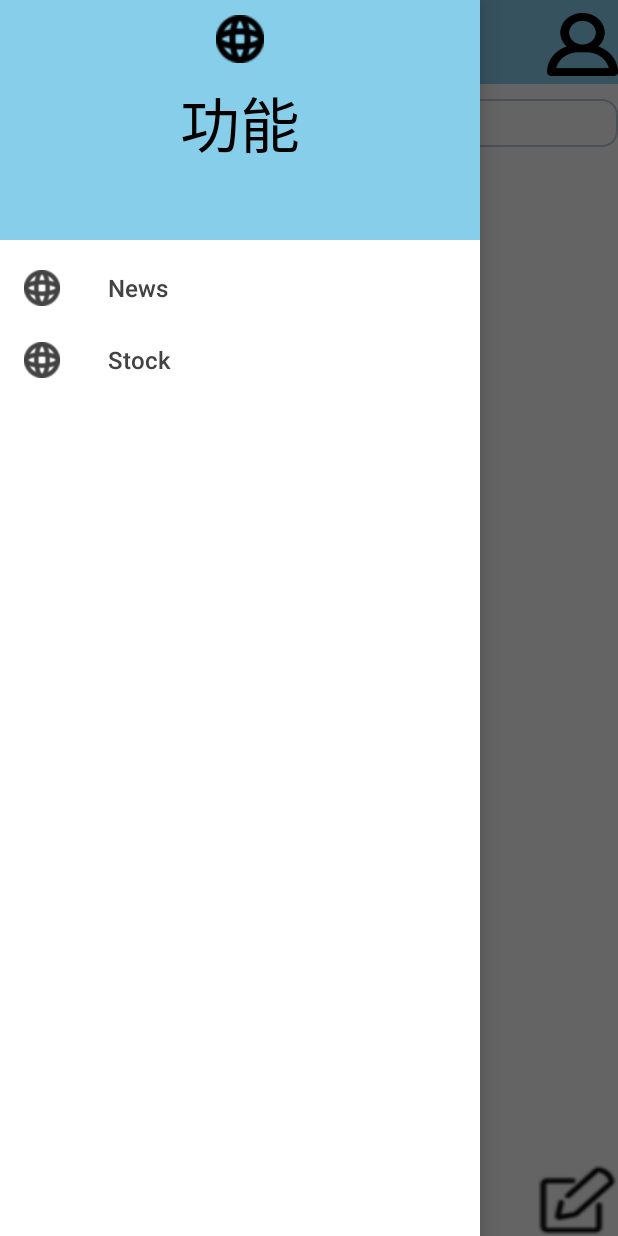
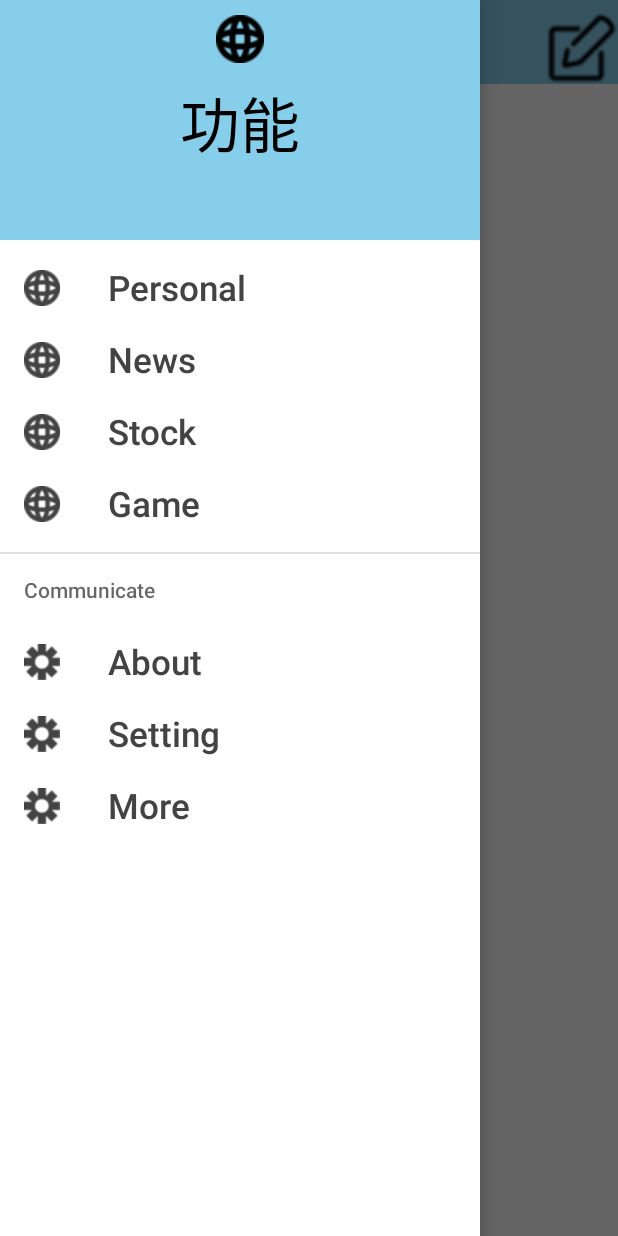
Before and after one commit to henrygao1998/Wordpad, an Android app: the screen it shows after launch (MainActivity), with the side drawer open, on a phone screen of 412 x 824 dp. Run offline under Robolectric (Android 15) with nearby library versions, the phone set to English and light mode, and no system bars.

Commit message:
添加侧边栏事件图标

```diff
--- a/app/build.gradle
+++ b/app/build.gradle
@@ -30,5 +30,7 @@ dependencies {
     androidTestImplementation 'com.android.support.test.espresso:espresso-core:3.0.2'
     implementation 'com.android.support:mediarouter-v7:28.0.0'
     implementation 'org.jsoup:jsoup:1.11.3'
+    implementation 'com.android.support:recyclerview-v7:28.0.0'
+    implementation 'com.chanven.lib:cptr:1.1.0'
 
 }
--- a/app/src/main/AndroidManifest.xml
+++ b/app/src/main/AndroidManifest.xml
@@ -28,8 +28,8 @@
             </intent-filter>
         </activity>
         <activity android:name=".Stock" />
-        <activity android:name=".StockListActivity"/>
-        <activity android:name=".MyListActivity"/>
+        <activity android:name=".StockListActivity" />
+        <activity android:name=".MyListActivity" />
     </application>
 
 </manifest>
--- a/app/src/main/java/com/henry/wordpad/MainActivity.java
+++ b/app/src/main/java/com/henry/wordpad/MainActivity.java
@@ -28,6 +28,7 @@ import android.widget.AbsListView.OnScrollListener;
 import android.widget.AdapterView;
 import android.widget.AdapterView.OnItemClickListener;
 import android.widget.AdapterView.OnItemLongClickListener;
+import android.widget.ArrayAdapter;
 import android.widget.Button;
 import android.widget.EditText;
 import android.widget.ImageView;
@@ -51,12 +52,6 @@ public class MainActivity extends AppCompatActivity implements OnScrollListener,
     private NotesDB DB;
     private SQLiteDatabase dbread;
 
-    private ListView listview1;
-    private List<Map<String, Object>> personalList = new ArrayList<Map<String, Object>>();
-    private List<Map<String, Object>> listItems = new ArrayList<Map<String, Object>>();
-    private EditText editText;
-    private SimpleAdapter adapter;
-
 
     private ImageView mImgMenu;
     /**
@@ -65,8 +60,8 @@ public class MainActivity extends AppCompatActivity implements OnScrollListener,
     private DrawerLayout mDrawerLayout;
     //导航视图
     private NavigationView mNavigationView;
-    Button Btn1;
-    Button Btn2;
+
+    // Button Btn2;
 
 
     @Override
@@ -84,8 +79,8 @@ public class MainActivity extends AppCompatActivity implements OnScrollListener,
 
         initViews();
         initEvents();
-        Btn1 = findViewById(R.id.btn_personal);
-        Btn2 = findViewById(R.id.btn_trash);
+        // Btn1 = findViewById(R.id.btn_personal);
+        // Btn2 = findViewById(R.id.btn_trash);
         addNote = findViewById(R.id.btn_edit);
         addNote.setOnClickListener(new View.OnClickListener() {
             @Override
@@ -108,28 +103,29 @@ public class MainActivity extends AppCompatActivity implements OnScrollListener,
         listview.setOnScrollListener(this);
 
 
-        Btn1.setOnClickListener(new View.OnClickListener()
-
-        {
-            @Override
-            public void onClick(View v) {
-                Intent intent = new Intent();
-                intent.setClass(MainActivity.this, Personal.class);
-                startActivity(intent);
-            }
-        });
-        Btn2.setOnClickListener(new View.OnClickListener()
-
-        {
-            @Override
-            public void onClick(View v) {
-                Intent intent = new Intent();
-                intent.setClass(MainActivity.this, Delete.class);
-                startActivity(intent);
-            }
-        });
+//        Btn1.setOnClickListener(new View.OnClickListener()
+//
+//        {
+//            @Override
+//            public void onClick(View v) {
+//                Intent intent = new Intent();
+//                intent.setClass(MainActivity.this, Personal.class);
+//                startActivity(intent);
+//            }
+//        });
+//        Btn2.setOnClickListener(new View.OnClickListener()
+//
+//        {
+//            @Override
+//            public void onClick(View v) {
+//                Intent intent = new Intent();
+//                intent.setClass(MainActivity.this, Delete.class);
+//                startActivity(intent);
+//            }
+//        });
 
     }
+
 
     private void initViews() {
         mImgMenu = findViewById(R.id.img_menu);
@@ -150,22 +146,28 @@ public class MainActivity extends AppCompatActivity implements OnScrollListener,
             @Override
             public boolean onNavigationItemSelected(@NonNull MenuItem item) {
                 switch (item.getItemId()) {
+                    case R.id.menu_personal:
+                        Intent intent1 = new Intent();
+                        intent1.setClass(MainActivity.this, Personal.class);
+                        startActivity(intent1);
+                        MainActivity.this.finish();
+                        break;
                     case R.id.menu_news:
                         /* 新建一个Intent对象 */
-                        Intent intent1 = new Intent();
+                        Intent intent2 = new Intent();
                         /* 指定intent要启动的类 */
-                        intent1.setClass(MainActivity.this, News.class);
+                        intent2.setClass(MainActivity.this, News.class);
                         /* 启动一个新的Activity */
-                        startActivity(intent1);
+                        startActivity(intent2);
                         /* 关闭当前的Activity */
                         MainActivity.this.finish();
                         break;
                     //Toast.makeText(MainActivity.this, "个人信息", Toast.LENGTH_SHORT).show();
 
                     case R.id.menu_stock:
-                        Intent intent2 = new Intent();
-                        intent2.setClass(MainActivity.this, Stock.class);
-                        startActivity(intent2);
+                        Intent intent3 = new Intent();
+                        intent3.setClass(MainActivity.this, Stock.class);
+                        startActivity(intent3);
                         MainActivity.this.finish();
                         break;
                 }
@@ -296,4 +298,5 @@ public class MainActivity extends AppCompatActivity implements OnScrollListener,
     public void onPointerCaptureChanged(boolean hasCapture) {
 
     }
+
 }
--- a/app/src/main/java/com/henry/wordpad/StockListActivity.java
+++ b/app/src/main/java/com/henry/wordpad/StockListActivity.java
@@ -37,7 +37,7 @@ public class StockListActivity extends ListActivity implements Runnable {
             // setContentView(R.layout.activity_rate_list);
             SharedPreferences sp = getSharedPreferences("mystock",Context.MODE_PRIVATE);
             logDate = sp.getString(DATE_SP_KEY,"");
-            Log.i("list","lastStockDateStr=" + logDate);
+            //Log.i("list","lastStockDateStr=" + logDate);
 
             List<String> list1 = new ArrayList<String>();
             for(int i=1;i<100;i++){
@@ -67,7 +67,7 @@ public class StockListActivity extends ListActivity implements Runnable {
     public void run() {
         //获取网络数据、放入list带回到主线程中
         List<String> retList = new ArrayList<>();
-        String StockDateStr = (new SimpleDateFormat("yyyy-MM-dd")).format(new Date());
+        String StockDateStr = (new SimpleDateFormat("yyyy-MM-dd HH:mm" )).format(new Date());
         //Log.i("run","StockDateStr:" + StockDateStr + "logDate:" + logDate);
 
         if(StockDateStr.equals(logDate)){
--- a/app/src/main/res/layout/activity_edit.xml
+++ b/app/src/main/res/layout/activity_edit.xml
@@ -68,10 +68,11 @@
             <EditText
                 android:id="@+id/et_content"
                 android:layout_width="match_parent"
-                android:layout_height="wrap_content"
+                android:layout_height="match_parent"
                 android:background="#FFAE99"
                 android:textSize="20sp" />
         </LinearLayout>
+
     </ScrollView>
 
 </LinearLayout>
--- a/app/src/main/res/layout/activity_main.xml
+++ b/app/src/main/res/layout/activity_main.xml
@@ -17,8 +17,8 @@
 
             android:layout_width="match_parent"
             android:layout_height="56dp"
+            android:background="#87CEEB"
             android:gravity="center_vertical"
-            android:background="#87CEEB"
             android:orientation="vertical">
 
             <ImageView
@@ -38,59 +38,50 @@
                 android:textSize="30dp" />
 
             <Button
-                android:id="@+id/btn_personal"
-                android:layout_width="47dp"
-                android:layout_height="42dp"
+                android:id="@+id/btn_edit"
+                android:layout_width="48dp"
+                android:layout_height="wrap_content"
                 android:layout_alignParentRight="true"
                 android:layout_alignParentBottom="true"
-                android:layout_marginBottom="5dp"
-                android:background="@drawable/personal"
-                android:onClick="OnClick"
-                android:padding="12dp" />
+                android:background="@drawable/edit"
+                android:onClick="OnClick" />
+
+            <!--<Button-->
+            <!--android:id="@+id/btn_personal"-->
+            <!--android:layout_width="47dp"-->
+            <!--android:layout_height="42dp"-->
+            <!--android:layout_alignParentRight="true"-->
+            <!--android:layout_alignParentBottom="true"-->
+            <!--android:layout_marginBottom="5dp"-->
+            <!--android:background="@drawable/personal"-->
+            <!--android:onClick="OnClick"-->
+            <!--android:padding="12dp" />-->
 
         </RelativeLayout>
 
-        <EditText
-            android:id="@+id/search"
-            android:layout_width="match_parent"
-            android:layout_height="wrap_content"
-            android:background="@drawable/bg_edittext"
-            android:drawableLeft="@drawable/search"
-            android:layout_marginTop="10dp"
-            android:hint="@string/search"
-            android:inputType="text" />
 
         <ListView
             android:id="@+id/listview"
-            android:layout_marginTop="10dp"
             android:layout_width="match_parent"
             android:layout_height="wrap_content"
             android:layout_margin="5dp"
-            android:background="#81966F">
-        </ListView>
+            android:layout_marginTop="10dp"
+            android:background="#81966F"></ListView>
 
         <RelativeLayout
             android:layout_width="match_parent"
             android:layout_height="match_parent"
             android:orientation="vertical">
 
-            <Button
-                android:id="@+id/btn_trash"
-                android:layout_width="54dp"
-                android:layout_height="wrap_content"
-                android:layout_alignParentLeft="true"
-                android:layout_alignParentBottom="true"
-                android:background="@drawable/recycle_bin"
-                android:onClick="OnClick" />
+            <!--<Button-->
+            <!--android:id="@+id/btn_trash"-->
+            <!--android:layout_width="54dp"-->
+            <!--android:layout_height="wrap_content"-->
+            <!--android:layout_alignParentLeft="true"-->
+            <!--android:layout_alignParentBottom="true"-->
+            <!--android:background="@drawable/recycle_bin"-->
+            <!--android:onClick="OnClick" />-->
 
-            <Button
-                android:id="@+id/btn_edit"
-                android:layout_width="54dp"
-                android:layout_height="wrap_content"
-                android:layout_alignParentRight="true"
-                android:layout_alignParentBottom="true"
-                android:background="@drawable/edit"
-                android:onClick="OnClick" />
         </RelativeLayout>
 
     </LinearLayout>
--- a/app/src/main/res/menu/drawer.xml
+++ b/app/src/main/res/menu/drawer.xml
@@ -1,13 +1,42 @@
 <?xml version="1.0" encoding="utf-8"?>
 <menu xmlns:android="http://schemas.android.com/apk/res/android">
-    <group android:id="@+id/group0">
+    <group android:id="@+id/group1">
+        <item
+            android:id="@+id/menu_personal"
+            android:icon="@drawable/news"
+            android:title="@string/personal" />
         <item
             android:id="@+id/menu_news"
             android:icon="@drawable/news"
-            android:title="@string/news"/>
+            android:title="@string/news" />
         <item
             android:id="@+id/menu_stock"
             android:icon="@drawable/news"
-            android:title="@string/stock"/>
+            android:title="@string/stock" />
+        <item
+            android:id="@+id/menu_game"
+            android:icon="@drawable/news"
+            android:title="@string/game" />
     </group>
-    </menu>
+
+    <item android:title="Communicate">
+        <menu>
+            <item
+                android:id="@+id/about"
+                android:icon="@drawable/setting"
+                android:title="@string/about" />
+            <item
+                android:id="@+id/setting"
+                android:icon="@drawable/setting"
+                android:title="@string/setting" />
+            <item
+                android:id="@+id/more"
+                android:icon="@drawable/setting"
+                android:title="@string/more" />
+        </menu>
+
+
+    </item>
+
+
+</menu>
--- a/app/src/main/res/values/strings.xml
+++ b/app/src/main/res/values/strings.xml
@@ -19,4 +19,10 @@
     <string name="stock">Stock</string>
     <string name="Stock">Stock</string>
     <string name="industry">HANGYEXINXIYULINGZHANGGU</string>
+    <string name="setting">Setting</string>
+    <string name="more">More</string>
+    <string name="about">About</string>
+    <string name="game">Game</string>
+    <string name="news1">news1</string>
+    <string name="news2">News2</string>
 </resources>
```
Also changed, not shown: app/src/main/java/com/henry/wordpad/Delete.java (+9 -9 lines), app/src/main/java/com/henry/wordpad/FirstNewsFragment.java (added, +26 -0 lines), app/src/main/java/com/henry/wordpad/News.java (+27 -1 lines), app/src/main/java/com/henry/wordpad/Personal.java (+8 -2 lines), app/src/main/java/com/henry/wordpad/SecondNewsFragment.java (added, +25 -0 lines), app/src/main/res/layout/activity_delete.xml (+32 -29 lines), app/src/main/res/layout/activity_news.xml (+20 -7 lines), app/src/main/res/layout/fragment_newsfirst.xml (added, +15 -0 lines), app/src/main/res/layout/fragment_newssecond.xml (added, +15 -0 lines), app/src/main/res/values/styles.xml (+12 -1 lines), app/src/main/res/drawable/search_cancel.png (added).
